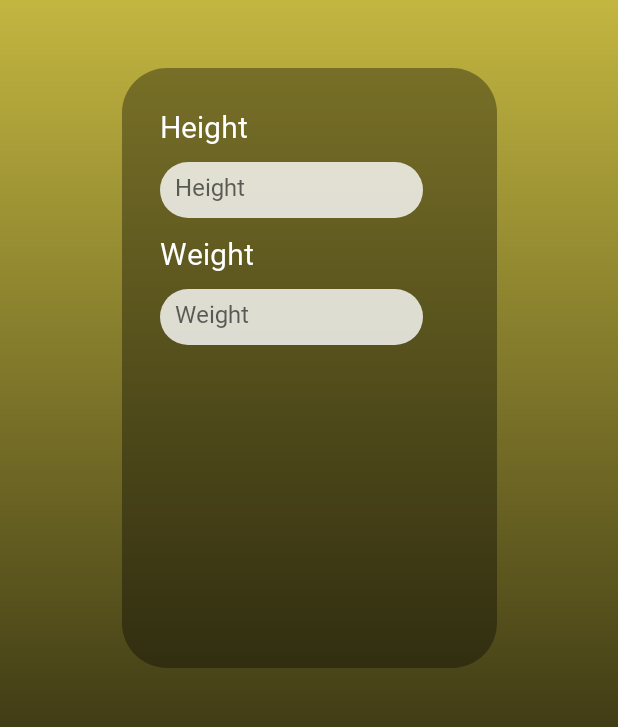
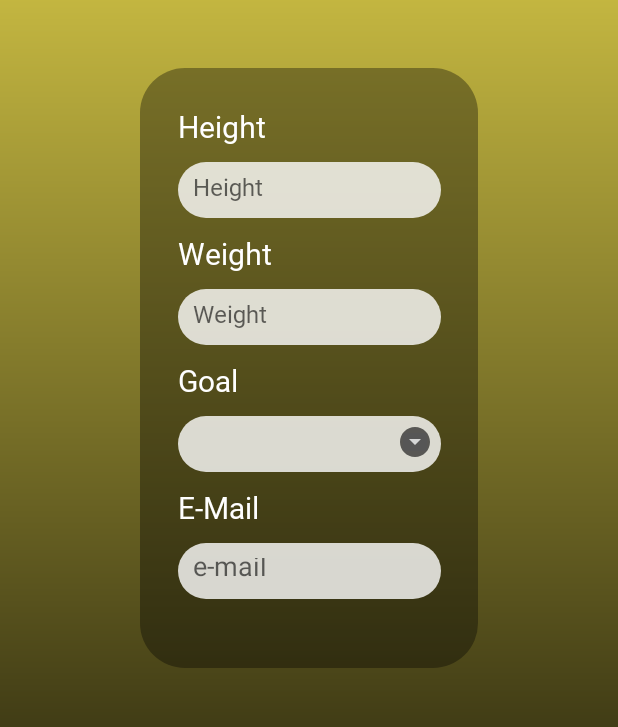
Before and after one commit to HassounHadi/FitPal, an Android app: the layout plan.xml on its own in the app's theme, with its tools: preview values and no code run, on a phone screen of 412 x 824 dp, the part 146-873 px from its top. Run offline under Robolectric (Android 15) with nearby library versions, the light colour scheme and no system bars.

Commit message:
Page-6 Adding Goal Spinner-Email Input

```diff
--- a/FrontEnd/app/src/main/java/com/example/fitpal/Home.java
+++ b/FrontEnd/app/src/main/java/com/example/fitpal/Home.java
@@ -14,9 +14,14 @@ public class Home extends AppCompatActivity {
     @Override
     protected void onCreate(Bundle savedInstanceState) {
         super.onCreate(savedInstanceState);
-        setContentView(R.layout.personal_trainers);
+        setContentView(R.layout.plan);
 
-/*        spinner1 = findViewById(R.id.spinner_access);
+        spinner1 = findViewById(R.id.spinner_goal);
+        ArrayAdapter<CharSequence> adapter1 = ArrayAdapter.createFromResource(this,R.array.goal, android.R.layout.simple_spinner_item);
+        adapter1.setDropDownViewResource(android.R.layout.simple_spinner_dropdown_item);
+        spinner1.setAdapter(adapter1);
+
+/*      spinner1 = findViewById(R.id.spinner_access);
         ArrayAdapter<CharSequence> adapter1 = ArrayAdapter.createFromResource(this,R.array.access, android.R.layout.simple_spinner_item);
         adapter1.setDropDownViewResource(android.R.layout.simple_spinner_dropdown_item);
         spinner1.setAdapter(adapter1);
--- a/FrontEnd/app/src/main/res/layout/plan.xml
+++ b/FrontEnd/app/src/main/res/layout/plan.xml
@@ -18,7 +18,7 @@
 
     <View
         android:id="@+id/view"
-        android:layout_width="250dp"
+        android:layout_width="225dp"
         android:layout_height="400dp"
         android:background="@drawable/rectangle_2"
         app:layout_constraintEnd_toEndOf="parent"
@@ -80,6 +80,60 @@
         android:inputType="numberDecimal"
         android:hint="Weight"/>
 
+    <TextView
+        android:id="@+id/gtext"
+        android:layout_width="wrap_content"
+        android:layout_height="wrap_content"
+        app:layout_constraintStart_toStartOf="@id/weight"
+        app:layout_constraintTop_toBottomOf="@id/weight"
+        android:layout_marginTop="10dp"
+        android:text="Goal"
+        android:textSize="20dp"
+        android:textColor="@color/white"
+        android:fontFamily="@font/seoulnamsan"/>
+
+    <Spinner
+        android:id="@+id/spinner_goal"
+        android:layout_width="175dp"
+        android:layout_height="37.5dp"
+        app:layout_constraintStart_toStartOf="@id/gtext"
+        app:layout_constraintTop_toBottomOf="@id/gtext"
+        android:layout_marginTop="10dp"
+        android:background="@drawable/rectangle_3"/>
+
+    <androidx.constraintlayout.utils.widget.ImageFilterButton
+        android:layout_width="wrap_content"
+        android:layout_height="wrap_content"
+        android:src="@drawable/ic_baseline_arrow_drop_down_circle_24"
+        app:layout_constraintEnd_toEndOf="@id/spinner_goal"
+        app:layout_constraintTop_toTopOf="@id/spinner_goal"
+        android:layout_marginTop="5dp"
+        android:layout_marginRight="5dp"/>
+
+    <TextView
+        android:id="@+id/etext"
+        android:layout_width="wrap_content"
+        android:layout_height="wrap_content"
+        android:text="E-Mail"
+        android:textColor="@color/white"
+        android:textSize="20dp"
+        android:fontFamily="@font/seoulnamsan"
+        app:layout_constraintStart_toStartOf="@id/spinner_goal"
+        app:layout_constraintTop_toBottomOf="@id/spinner_goal"
+        android:layout_marginTop="10dp"/>
+
+    <EditText
+        android:id="@+id/email"
+        android:layout_width="175dp"
+        android:layout_height="37.5dp"
+        app:layout_constraintStart_toStartOf="@id/etext"
+        app:layout_constraintTop_toBottomOf="@id/etext"
+        android:layout_marginTop="10dp"
+        android:background="@drawable/rectangle_3"
+        android:hint="e-mail"
+        android:padding="10dp"
+        android:inputType="textEmailAddress"/>
+
 
 
 </androidx.constraintlayout.widget.ConstraintLayout>
--- a/FrontEnd/app/src/main/res/values/strings.xml
+++ b/FrontEnd/app/src/main/res/values/strings.xml
@@ -32,4 +32,12 @@
         <item>9:30PM to 11:00PM</item>
     </string-array>
 
+    <string-array name="goal">
+        <item>Weight Loss</item>
+        <item>Get Stronger</item>
+        <item>Gain Some Bulk</item>
+        <item>Gymnastics</item>
+        <item>Boxing</item>
+    </string-array>
+
 </resources>
```
